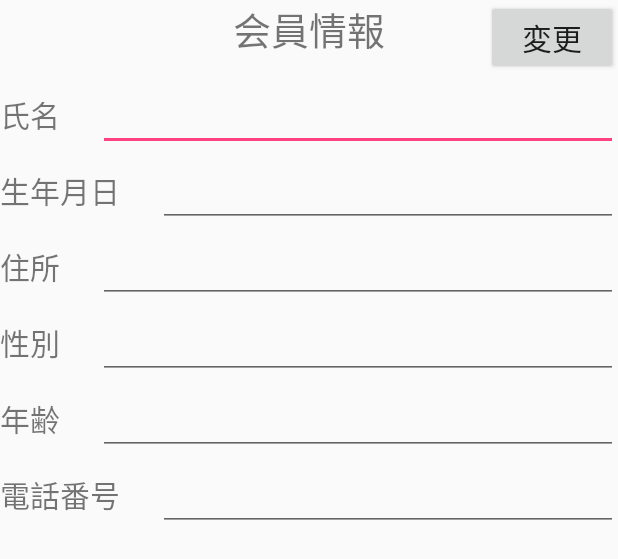
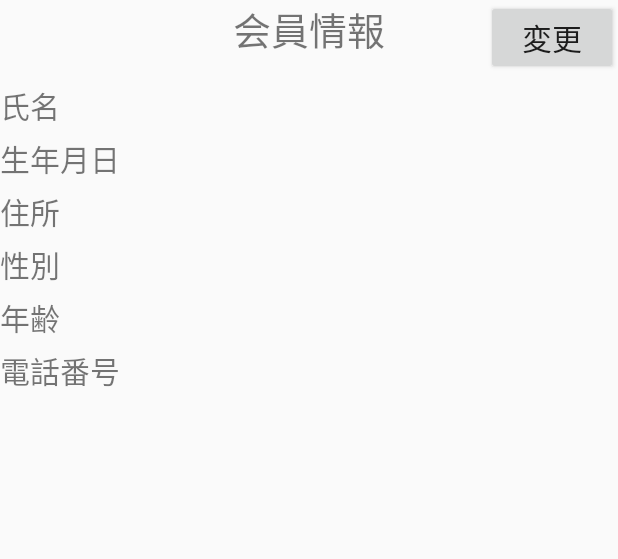
Before and after one commit to tiger19816/u22_team_a_android, an Android app: the layout fragment_tab_page1.xml on its own in the app's theme, with its tools: preview values and no code run, on a phone screen of 412 x 824 dp. Shown: the top 559 px of the screen. Run offline under Robolectric (Android 15) with nearby library versions, the phone set to English and light mode, and no system bars.

Commit message:
#10 complete

```diff
--- a/U22TeamA/app/src/main/java/a/team/works/u22/hal/u22teama/TabLayoutSampleActivity.java
+++ b/U22TeamA/app/src/main/java/a/team/works/u22/hal/u22teama/TabLayoutSampleActivity.java
@@ -27,7 +27,7 @@ public class TabLayoutSampleActivity extends AppCompatActivity implements ViewPa
         //xmlからViewPagerを取得
         ViewPager viewPager = findViewById(R.id.pager);
         //ページタイトル配列
-        final String[] pageTitle = {"MYPage", "清掃情報"};
+        final String[] pageTitle = {getString(R.string.tv_mypage_title), getString(R.string.tv_mypage_info)};
 
         //表示Pageに必要な項目を設定
         FragmentPagerAdapter adapter = new FragmentPagerAdapter(getSupportFragmentManager()) {
--- a/U22TeamA/app/src/main/res/layout/fragment_tab_page1.xml
+++ b/U22TeamA/app/src/main/res/layout/fragment_tab_page1.xml
@@ -14,14 +14,14 @@ android:orientation="vertical">
             android:layout_height="wrap_content"
             android:layout_gravity="left"
             android:gravity="center_horizontal"
-            android:text="会員情報"
+            android:text="@string/tv_mypage_title"
             android:textSize="25sp"/>
 
         <Button
             android:layout_width="wrap_content"
             android:layout_height="wrap_content"
             android:layout_gravity="right"
-            android:text="変更"
+            android:text="@string/tv_mypage_change"
             android:textSize="20sp" />
     </FrameLayout>
 
@@ -34,10 +34,10 @@ android:orientation="vertical">
         <TextView
             android:layout_width="wrap_content"
             android:layout_height="wrap_content"
-            android:text="氏名"
+            android:text="@string/tv_mypage_name"
             android:textSize="20sp" />
 
-        <EditText
+        <TextView
             android:layout_width="0dp"
             android:layout_height="wrap_content"
             android:layout_marginLeft="25dp"
@@ -54,10 +54,10 @@ android:orientation="vertical">
         <TextView
             android:layout_width="wrap_content"
             android:layout_height="wrap_content"
-            android:text="生年月日"
+            android:text="@string/tv_mypage_birth"
             android:textSize="20sp" />
 
-        <EditText
+        <TextView
             android:layout_width="301dp"
             android:layout_height="wrap_content"
             android:layout_marginLeft="25dp"
@@ -73,10 +73,10 @@ android:orientation="vertical">
         <TextView
             android:layout_width="wrap_content"
             android:layout_height="wrap_content"
-            android:text="住所"
+            android:text="@string/tv_mypage_address"
             android:textSize="20sp"/>
 
-        <EditText
+        <TextView
             android:layout_width="0dp"
             android:layout_height="wrap_content"
             android:layout_marginLeft="25dp"
@@ -92,10 +92,10 @@ android:orientation="vertical">
         <TextView
             android:layout_width="wrap_content"
             android:layout_height="wrap_content"
-            android:text="性別"
+            android:text="@string/tv_mypage_sex"
             android:textSize="20sp"/>
 
-        <EditText
+        <TextView
             android:layout_width="0dp"
             android:layout_height="wrap_content"
             android:layout_marginLeft="25dp"
@@ -111,10 +111,10 @@ android:orientation="vertical">
         <TextView
             android:layout_width="wrap_content"
             android:layout_height="wrap_content"
-            android:text="年齢"
+            android:text="@string/tv_mypage_age"
             android:textSize="20sp"/>
 
-        <EditText
+        <TextView
             android:layout_width="0dp"
             android:layout_height="wrap_content"
             android:layout_marginLeft="25dp"
@@ -130,10 +130,10 @@ android:orientation="vertical">
         <TextView
             android:layout_width="wrap_content"
             android:layout_height="wrap_content"
-            android:text="電話番号"
+            android:text="@string/tv_mypage_phone"
             android:textSize="20sp"/>
 
-        <EditText
+        <TextView
             android:layout_width="0dp"
             android:layout_height="wrap_content"
             android:layout_marginLeft="25dp"
--- a/U22TeamA/app/src/main/res/values/strings.xml
+++ b/U22TeamA/app/src/main/res/values/strings.xml
@@ -1,10 +1,19 @@
 <resources>
-    <string name="app_name">U22TeamA</string>
+    <string name="app_name">清掃アプリ</string>
 
+    <!--MYPAGE　string.xml　-->
     <string-array name="list">
-    <item></item>
-    <item>B型</item>
-    <item>O型</item>
-    <item>AB型</item>
+    <item>全て</item>
+    <item>MY投稿</item>
+    <item>MY協賛</item>
     </string-array>
+    <string name="tv_mypage_title">会員情報</string>
+    <string name="tv_mypage_change">変更</string>
+    <string name="tv_mypage_name">氏名</string>
+    <string name="tv_mypage_birth">生年月日</string>
+    <string name="tv_mypage_address">住所</string>
+    <string name="tv_mypage_sex">性別</string>
+    <string name="tv_mypage_age">年齢</string>
+    <string name="tv_mypage_phone">電話番号</string>
+    <string name="tv_mypage_info">清掃情報</string>
 </resources>
```
Also changed, not shown: U22TeamA/app/src/main/res/layout/fragment_tab_page2.xml (+7 -6 lines).
